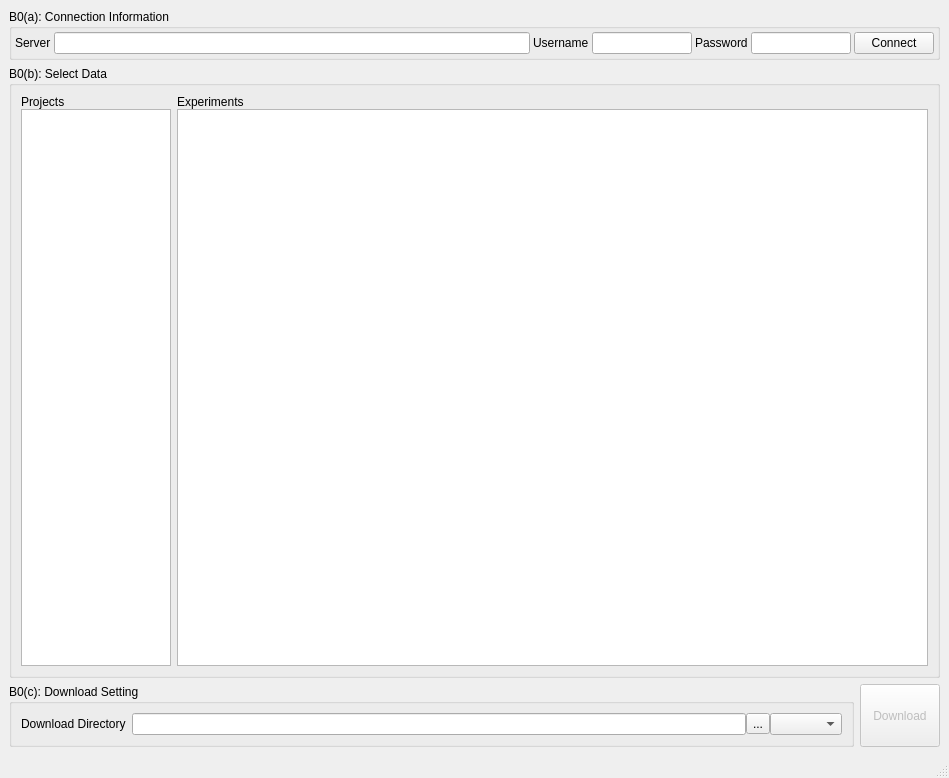
This is xnat_dialog.ui in frankyeh/DSI-Studio as Qt 5 draws it before an edit. The edited form follows.
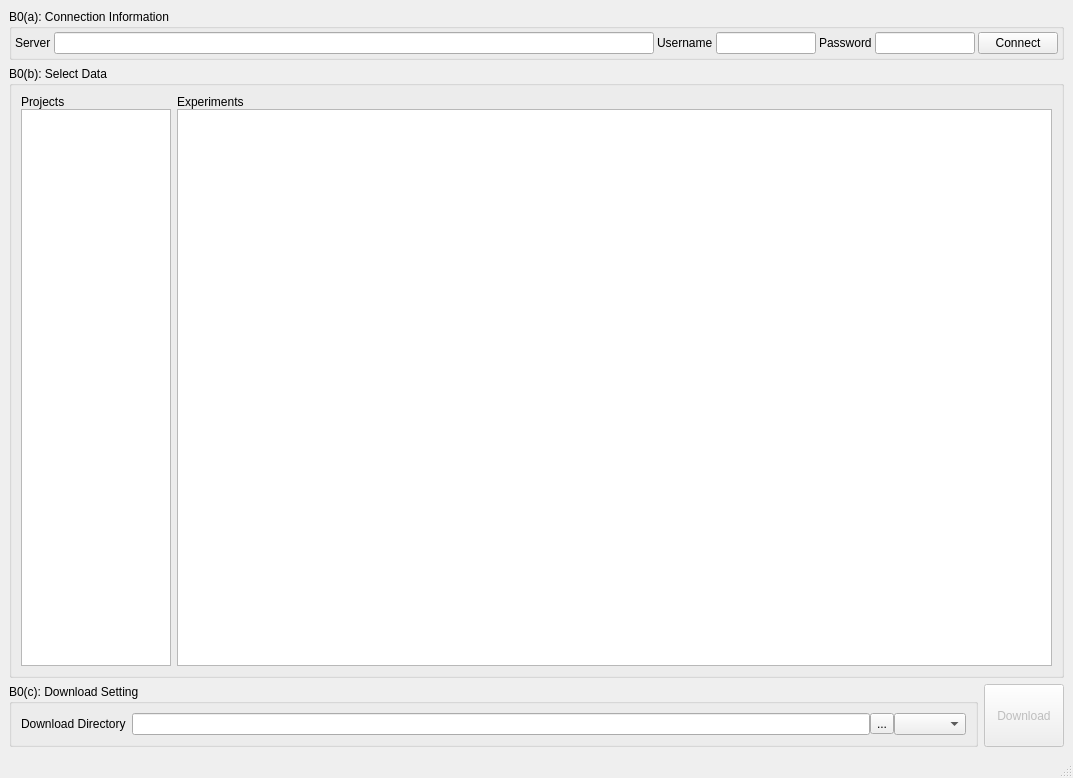
This is the edited form. Icons and pictures are not drawn.

The edit to the form file:
```diff
--- a/xnat_dialog.ui
+++ b/xnat_dialog.ui
@@ -6,7 +6,7 @@
    <rect>
     <x>0</x>
     <y>0</y>
-    <width>949</width>
+    <width>1073</width>
     <height>778</height>
    </rect>
   </property>
```
Left out of the diff: 4 changed lines with no effect on the pictures.
